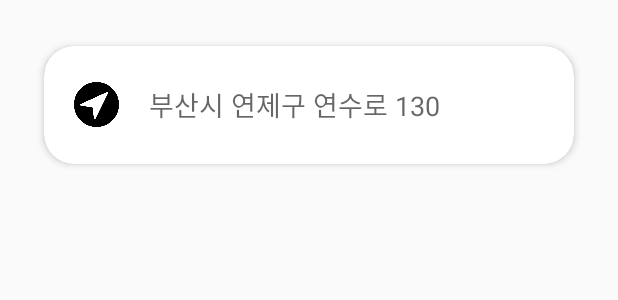
After one commit to dndjavachip/android_frontend, an Android app: the layout card_gps.xml on its own in the app's theme, with its tools: preview values and no code run, on a phone screen of 412 x 824 dp. The commit adds this screen. Shown: the top 300 px of the screen. Run offline under Robolectric (Android 15) with nearby library versions, the phone set to English and light mode, and no system bars.

Commit message:
Design Main 1. Modify RecyclerView & CardView.

```diff
--- a/app/build.gradle
+++ b/app/build.gradle
@@ -18,6 +18,11 @@ android {
         }
     }
 }
+repositories {
+    maven {
+        url "https://jitpack.io"
+    }
+}
 
 dependencies {
     implementation 'com.makeramen:roundedimageview:1.2.4'
@@ -28,4 +33,5 @@ dependencies {
     testImplementation 'junit:junit:4.12'
     androidTestImplementation 'androidx.test:runner:1.2.0'
     androidTestImplementation 'androidx.test.espresso:espresso-core:3.2.0'
+
 }
--- /dev/null
+++ b/app/src/main/res/layout/card_gps.xml
@@ -0,0 +1,40 @@
+<androidx.cardview.widget.CardView xmlns:android="http://schemas.android.com/apk/res/android"
+    xmlns:app="http://schemas.android.com/apk/res-auto"
+    xmlns:card_view="http://schemas.android.com/apk/res-auto"
+    android:layout_width="match_parent"
+    android:layout_height="100dp"
+    android:layout_margin="20dp"
+    app:cardBackgroundColor="#ffffff"
+    app:cardElevation="3dp"
+    card_view:cardCornerRadius="20dp"
+    card_view:cardUseCompatPadding="true">
+
+    <LinearLayout
+        android:layout_width="match_parent"
+        android:layout_height="match_parent"
+        android:orientation="horizontal"
+        android:scrollbarSize="0dp">
+
+        <ImageView
+            android:layout_width="30dp"
+            android:layout_height="30dp"
+            android:layout_gravity="center|start"
+            android:layout_marginLeft="20dp"
+            android:adjustViewBounds="true"
+            android:scaleType="fitCenter"
+            app:srcCompat="@drawable/navi">
+
+        </ImageView>
+
+        <TextView
+            android:id="@+id/gps_textview"
+            android:layout_width="wrap_content"
+            android:layout_height="match_parent"
+            android:layout_margin="20dp"
+            android:layout_weight="0.2"
+            android:background="#005A2B01"
+            android:gravity="center|start"
+            android:text="부산시 연제구 연수로 130"
+            android:textAppearance="@style/TextAppearance.AppCompat.Medium" />
+    </LinearLayout>
+</androidx.cardview.widget.CardView>
--- a/app/src/main/res/values/colors.xml
+++ b/app/src/main/res/values/colors.xml
@@ -1,6 +1,7 @@
 <?xml version="1.0" encoding="utf-8"?>
 <resources>
     <color name="colorPrimary">#008577</color>
-    <color name="colorPrimaryDark">#00574B</color>
+    <color name="colorPrimaryDark">#5A2B01</color>
     <color name="colorAccent">#D81B60</color>
+    <color name="transparent">#00000000</color>
 </resources>
--- a/app/src/main/res/values/styles.xml
+++ b/app/src/main/res/values/styles.xml
@@ -1,7 +1,7 @@
 <resources>
 
     <!-- Base application theme. -->
-    <style name="AppTheme" parent="Theme.AppCompat.Light.DarkActionBar">
+    <style name="AppTheme" parent="Theme.AppCompat.Light">
         <!-- Customize your theme here. -->
         <item name="colorPrimary">@color/colorPrimary</item>
         <item name="colorPrimaryDark">@color/colorPrimaryDark</item>
@@ -9,6 +9,8 @@
         <item name="windowNoTitle">true</item>
         <item name="android:windowFullscreen">true</item>
 
+
+
     </style>
 
 </resources>
```
Also changed, not shown: app/src/main/java/com/example/mocha/CardModel.java (added, +29 -0 lines), app/src/main/java/com/example/mocha/ListAdapter.java (+43 -9 lines), app/src/main/java/com/example/mocha/MainActivity.java (+11 -1 lines), app/src/main/res/layout/activity_main.xml (+3 -44 lines), app/src/main/res/layout/card_main.xml (added, +117 -0 lines), app/src/main/res/drawable/main_search.png (added), app/src/main/res/drawable/navi.png (added), 1 other file.
